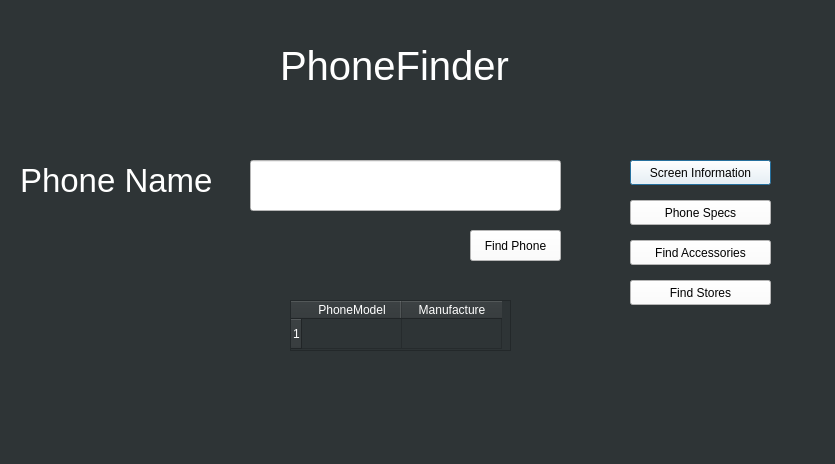
Above: PhoneModelPage.ui from JohnCMeyer/PhoneFinder before the change. Below: the same form after it.
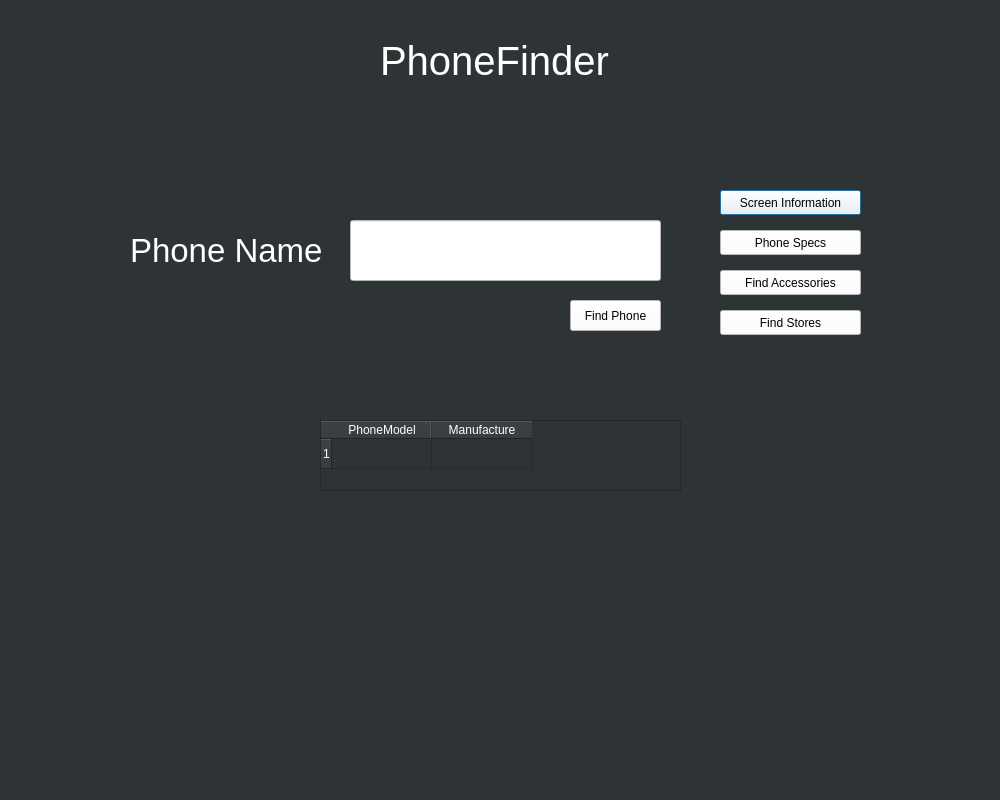
That is the form after the change.

What changed in the file:
```diff
--- a/PhoneModelPage.ui
+++ b/PhoneModelPage.ui
@@ -6,8 +6,8 @@
    <rect>
     <x>0</x>
     <y>0</y>
-    <width>835</width>
-    <height>464</height>
+    <width>1000</width>
+    <height>800</height>
    </rect>
   </property>
   <property name="windowTitle">
@@ -19,10 +19,10 @@
   <widget class="QLabel" name="label">
    <property name="geometry">
     <rect>
-     <x>280</x>
-     <y>40</y>
+     <x>380</x>
+     <y>30</y>
      <width>241</width>
-     <height>51</height>
+     <height>61</height>
     </rect>
    </property>
    <property name="styleSheet">
@@ -37,8 +37,8 @@
   <widget class="QLabel" name="label_2">
    <property name="geometry">
     <rect>
-     <x>20</x>
-     <y>160</y>
+     <x>130</x>
+     <y>230</y>
      <width>191</width>
      <height>41</height>
     </rect>
@@ -55,10 +55,10 @@
   <widget class="QLineEdit" name="phoneNameText">
    <property name="geometry">
     <rect>
-     <x>250</x>
-     <y>160</y>
+     <x>350</x>
+     <y>220</y>
      <width>311</width>
-     <height>51</height>
+     <height>61</height>
     </rect>
    </property>
    <property name="styleSheet">
@@ -68,10 +68,10 @@
   <widget class="QTableWidget" name="tableWidget">
    <property name="geometry">
     <rect>
-     <x>290</x>
-     <y>300</y>
-     <width>221</width>
-     <height>51</height>
+     <x>320</x>
+     <y>420</y>
+     <width>361</width>
+     <height>71</height>
     </rect>
    </property>
    <property name="styleSheet">
@@ -98,8 +98,8 @@
   <widget class="QPushButton" name="phoneFinderScreen">
    <property name="geometry">
     <rect>
-     <x>630</x>
-     <y>160</y>
+     <x>720</x>
+     <y>190</y>
      <width>141</width>
      <height>25</height>
     </rect>
@@ -114,8 +114,8 @@
   <widget class="QPushButton" name="phoneFinderSpecs">
    <property name="geometry">
     <rect>
-     <x>630</x>
-     <y>200</y>
+     <x>720</x>
+     <y>230</y>
      <width>141</width>
      <height>25</height>
     </rect>
@@ -130,8 +130,8 @@
   <widget class="QPushButton" name="phoneFinderAccess">
    <property name="geometry">
     <rect>
-     <x>630</x>
-     <y>240</y>
+     <x>720</x>
+     <y>270</y>
      <width>141</width>
      <height>25</height>
     </rect>
@@ -146,8 +146,8 @@
   <widget class="QPushButton" name="phoneFinderStores">
    <property name="geometry">
     <rect>
-     <x>630</x>
-     <y>280</y>
+     <x>720</x>
+     <y>310</y>
      <width>141</width>
      <height>25</height>
     </rect>
@@ -162,8 +162,8 @@
   <widget class="QPushButton" name="phoneFindButton">
    <property name="geometry">
     <rect>
-     <x>470</x>
-     <y>230</y>
+     <x>570</x>
+     <y>300</y>
      <width>91</width>
      <height>31</height>
     </rect>
```
